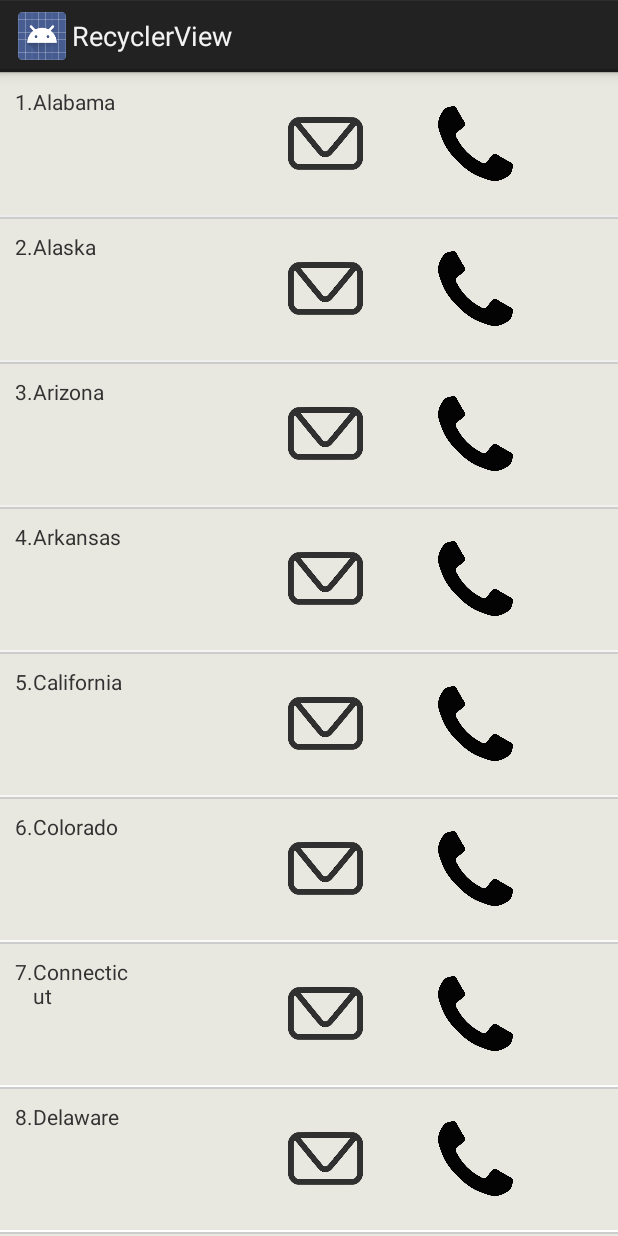
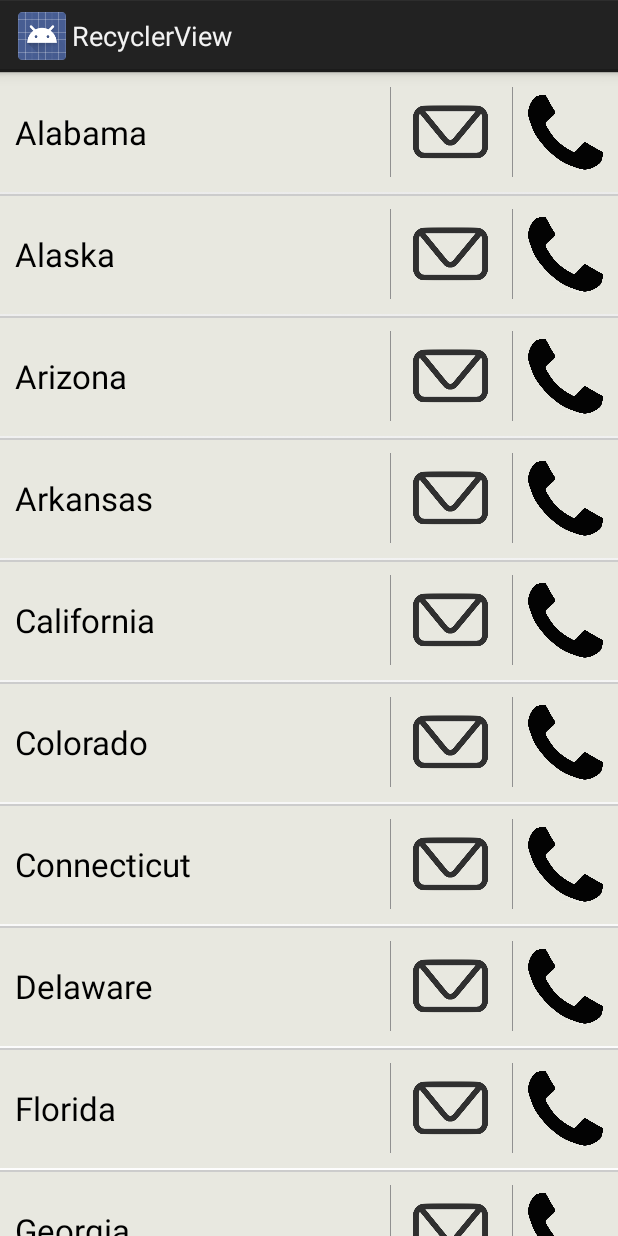
Before and after one commit to furmmon/list_orange, an Android app: the screen it shows after launch (RecyclerViewExample), on a phone screen of 412 x 824 dp. Run offline under Robolectric (Android 15) with nearby library versions, the phone set to English and light mode, and no system bars; libraries missing offline, so code that uses them is left out: com.daimajia.androidanimations, jp.wasabeef.recyclerview; 1 statement that could not run was skipped.

Commit message:
+2 en beauté

```diff
--- a/demo/src/main/java/com/daimajia/swipedemo/adapter/RecyclerViewAdapter.java
+++ b/demo/src/main/java/com/daimajia/swipedemo/adapter/RecyclerViewAdapter.java
@@ -34,7 +34,6 @@ public class RecyclerViewAdapter extends RecyclerSwipeAdapter<RecyclerViewAdapte
     public static class SimpleViewHolder extends RecyclerView.ViewHolder {
         SwipeLayout swipeLayout;
         LinearLayout upperLayout;
-        TextView textViewPos;
         TextView textViewData;
         Button buttonDelete;
         ImageView imagesms;
@@ -44,7 +43,6 @@ public class RecyclerViewAdapter extends RecyclerSwipeAdapter<RecyclerViewAdapte
             super(itemView);
             swipeLayout = (SwipeLayout) itemView.findViewById(R.id.swipe);
             upperLayout = (LinearLayout) itemView.findViewById(R.id.upperLayout);
-            textViewPos = (TextView) itemView.findViewById(R.id.position);
             textViewData = (TextView) itemView.findViewById(R.id.text_data);
             buttonDelete = (Button) itemView.findViewById(R.id.delete);
             imagesms = (ImageView) itemView.findViewById(R.id.sms);
@@ -76,11 +74,21 @@ public class RecyclerViewAdapter extends RecyclerSwipeAdapter<RecyclerViewAdapte
         return new SimpleViewHolder(view);
     }
 
+
+
+
+
+
+
+
+
     @Override
     public void onBindViewHolder(final SimpleViewHolder viewHolder, final int position) {
         String item = mDataset.get(position);
         viewHolder.swipeLayout.setShowMode(SwipeLayout.ShowMode.LayDown);
         viewHolder.swipeLayout.addSwipeListener(new SimpleSwipeListener() {
+
+
             @Override
             public void onOpen(SwipeLayout layout) {
                 YoYo.with(Techniques.Tada).duration(500).delay(100).playOn(layout.findViewById(R.id.trash));
@@ -159,7 +167,6 @@ public class RecyclerViewAdapter extends RecyclerSwipeAdapter<RecyclerViewAdapte
 
             }
         });
-        viewHolder.textViewPos.setText((position + 1) + ".");
         viewHolder.textViewData.setText(item);
         mItemManger.bind(viewHolder.itemView, position);
     }
--- a/demo/src/main/res/layout/recyclerview_item.xml
+++ b/demo/src/main/res/layout/recyclerview_item.xml
@@ -44,25 +44,32 @@
                 android:textColor="#FF5534" />
         </LinearLayout>
 
-        <LinearLayout
+        <RelativeLayout
             android:layout_width="match_parent"
-            android:layout_height="wrap_content"
+            android:layout_height="80dp"
             android:background="@drawable/item_selector"
             android:elevation="5dp"
             android:padding="10dp"
             android:weightSum="1"
             android:orientation="horizontal">
 
-            <TextView
-                android:id="@+id/position"
-                android:layout_width="wrap_content"
-                android:layout_height="wrap_content" />
 
             <TextView
                 android:id="@+id/text_data"
-                android:layout_width="70dp"
+                android:layout_width="150dp"
                 android:layout_height="wrap_content"
-                android:tag="Hover"/>
+                android:text="Blablabla"
+                android:textColor="@android:color/black"
+                android:textSize="22dp"
+                android:layout_centerVertical="true"
+                android:layout_alignParentStart="true" />
+            <View
+                android:layout_width="1px"
+                android:layout_height="75dp"
+                android:background="#FF909090"
+                android:layout_marginEnd="41dp"
+                android:layout_alignTop="@+id/sms"
+                android:layout_toStartOf="@+id/phone" />
 
             <ImageView
                 android:id="@+id/sms"
@@ -71,7 +78,19 @@
 
                 android:src="@drawable/sms"
                 android:clickable="true"
-                android:layout_marginLeft="100dp" />
+                android:layout_marginLeft="100dp"
+                android:layout_alignParentTop="true"
+                android:layout_toStartOf="@+id/view"
+                android:layout_marginEnd="16dp" />
+            <View
+                android:layout_width="1px"
+                android:layout_height="75dp"
+                android:background="#FF909090"
+                android:id="@+id/view"
+                android:layout_alignParentTop="true"
+                android:layout_alignEnd="@+id/phone"
+                android:layout_marginEnd="60dp"
+                android:layout_alignParentEnd="true" />
 
             <ImageView
                 android:id="@+id/phone"
@@ -80,11 +99,13 @@
 
                 android:src="@drawable/phone"
                 android:clickable="true"
-                android:layout_marginLeft="50dp" />
+                android:layout_marginLeft="50dp"
+                android:layout_alignParentTop="true"
+                android:layout_alignParentEnd="true" />
 
 
 
 
-        </LinearLayout>
+        </RelativeLayout>
     </com.daimajia.swipe.SwipeLayout>
 </LinearLayout>
```
